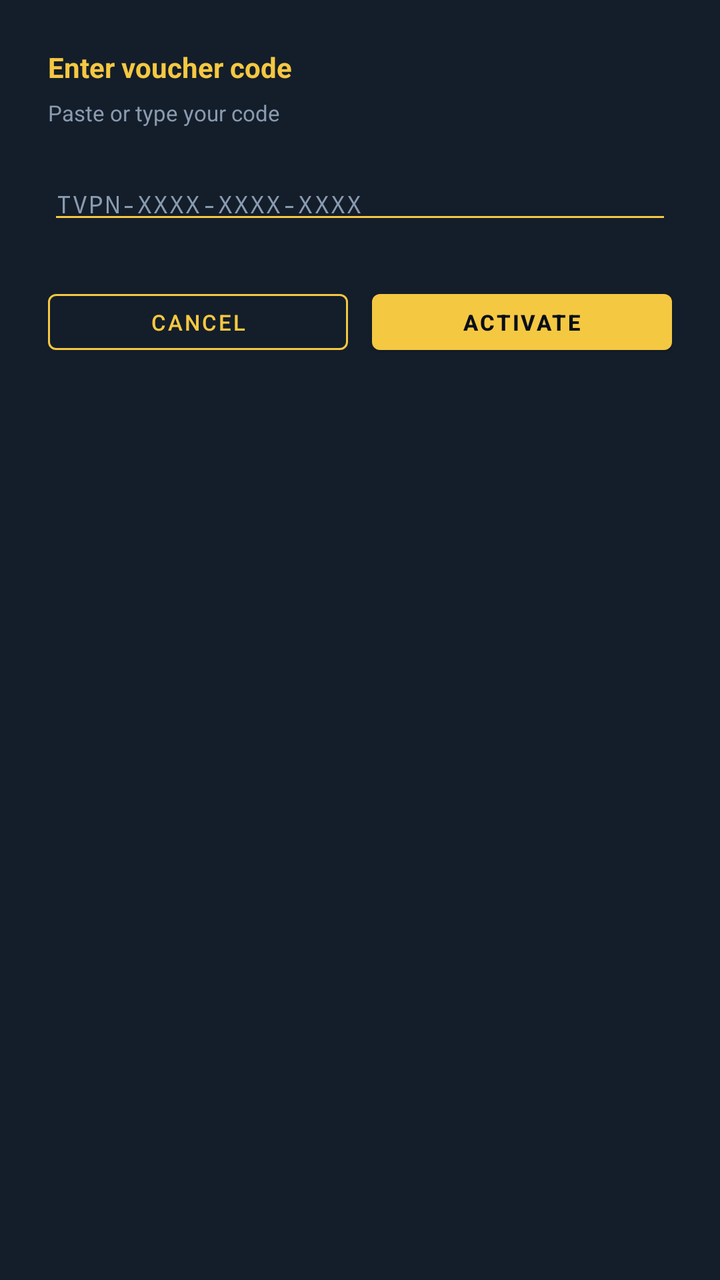
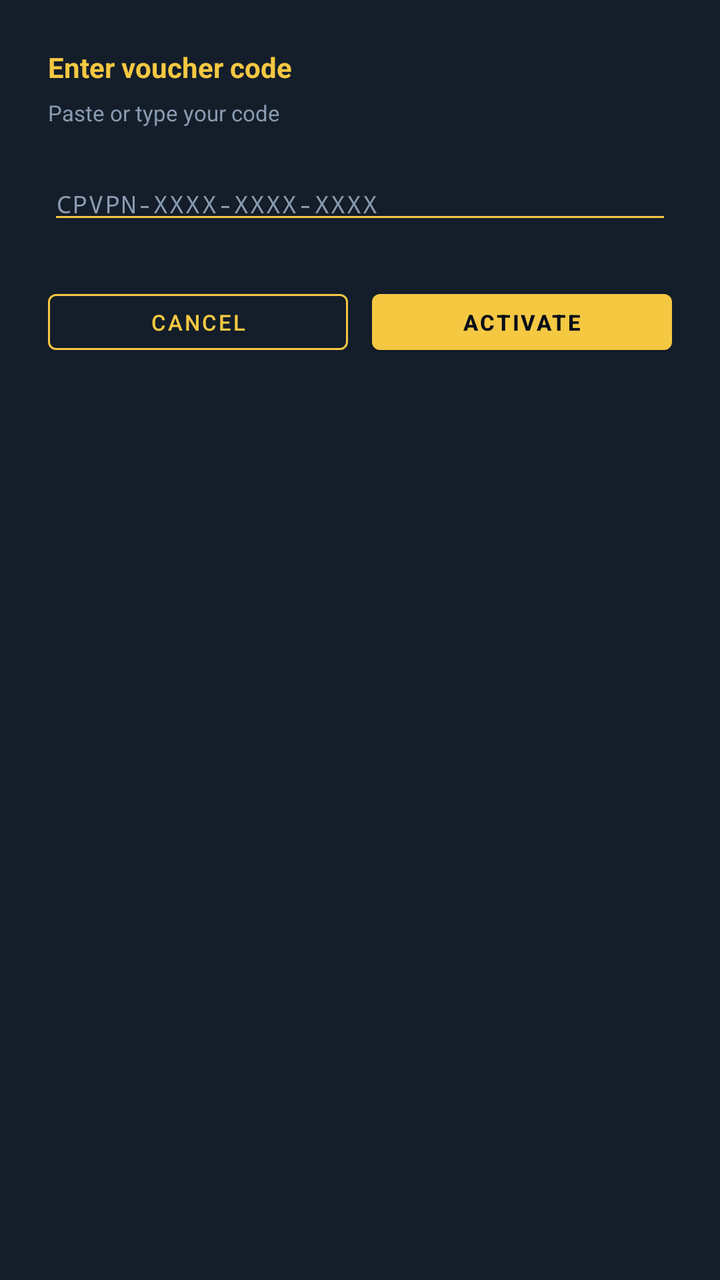

Before-and-after screenshots of an Android layout around one commit, followed by the original layout XML and the change that was made.
<!-- AndroidManifest.xml: application theme Theme.TTVPN -->
<!-- res/layout/voucher.xml -->
<?xml version="1.0" encoding="utf-8"?>
<LinearLayout xmlns:android="http://schemas.android.com/apk/res/android"
    xmlns:app="http://schemas.android.com/apk/res-auto"
    android:layout_width="match_parent"
    android:layout_height="wrap_content"
    android:background="@color/card_surface"
    android:orientation="vertical"
    android:padding="24dp">

    <TextView
        android:layout_width="match_parent"
        android:layout_height="wrap_content"
        android:text="@string/dialog_voucher_title"
        android:textColor="@color/brand_gold"
        android:textSize="14sp"
        android:textStyle="bold" />

    <TextView
        android:layout_width="match_parent"
        android:layout_height="wrap_content"
        android:layout_marginTop="6dp"
        android:text="@string/dialog_voucher_hint"
        android:textColor="@color/muted_label"
        android:textSize="11sp" />

    <EditText
        android:id="@+id/editVoucher"
        android:layout_width="match_parent"
        android:layout_height="wrap_content"
        android:layout_marginTop="20dp"
        android:autofillHints=""
        android:backgroundTint="@color/brand_gold"
        android:fontFamily="monospace"
        android:hint="TVPN-XXXX-XXXX-XXXX"
        android:imeOptions="actionDone"
        android:inputType="textCapCharacters|textNoSuggestions"
        android:letterSpacing="0.06"
        android:maxLines="1"
        android:textColor="@color/text_main"
        android:textColorHint="@color/muted_label"
        android:textSize="12sp" />

    <TextView
        android:id="@+id/txtError"
        android:layout_width="match_parent"
        android:layout_height="wrap_content"
        android:layout_marginTop="10dp"
        android:textColor="@color/state_red"
        android:textSize="11sp"
        android:visibility="gone" />

    <LinearLayout
        android:layout_width="match_parent"
        android:layout_height="wrap_content"
        android:layout_marginTop="24dp"
        android:orientation="horizontal">

        <com.google.android.material.button.MaterialButton
            android:id="@+id/btnCancel"
            style="@style/Widget.TTVPN.Button.Outlined"
            android:layout_width="0dp"
            android:layout_height="40dp"
            android:layout_weight="1"
            android:text="@string/dialog_voucher_cancel" />

        <com.google.android.material.button.MaterialButton
            android:id="@+id/btnSubmit"
            style="@style/Widget.TTVPN.Button.Primary"
            android:layout_width="0dp"
            android:layout_height="40dp"
            android:layout_marginStart="12dp"
            android:layout_weight="1"
            android:text="@string/dialog_voucher_submit" />
    </LinearLayout>
</LinearLayout>
<!-- resources referenced by this layout -->
<resources>
  <color name="brand_gold">#f5c842</color>
  <color name="card_surface">#141e2a</color>
  <color name="muted_label">#8a9bb0</color>
  <color name="state_red">#ff6b6b</color>
  <color name="text_main">#e8edf5</color>
  <string name="dialog_voucher_cancel">Cancel</string>
  <string name="dialog_voucher_hint">Paste or type your code</string>
  <string name="dialog_voucher_submit">Activate</string>
  <string name="dialog_voucher_title">Enter voucher code</string>
  <style name="Widget.TTVPN.Button.Outlined" parent="Widget.MaterialComponents.Button.OutlinedButton">
          <item name="strokeColor">@color/brand_gold</item>
          <item name="strokeWidth">1dp</item>
          <item name="android:textColor">@color/brand_gold</item>
          <item name="cornerRadius">4dp</item>
          <item name="android:textSize">11sp</item>
          <item name="android:minHeight">40dp</item>
      </style>
  <style name="Widget.TTVPN.Button.Primary" parent="Widget.MaterialComponents.Button">
          <item name="backgroundTint">@color/brand_gold</item>
          <item name="android:textColor">@color/bg_dark</item>
          <item name="cornerRadius">4dp</item>
          <item name="android:textSize">11sp</item>
          <item name="android:textStyle">bold</item>
          <item name="android:minHeight">40dp</item>
      </style>
  <style name="Theme.TTVPN" parent="Theme.MaterialComponents.NoActionBar">
          <item name="materialAlertDialogTheme">@style/ThemeOverlay.TTVPN.Dialog</item>
          <item name="android:alertDialogTheme">@style/ThemeOverlay.TTVPN.Dialog</item>
      </style>
  <color name="bg_dark">#0a0f18</color>
  <style name="ThemeOverlay.TTVPN.Dialog" parent="ThemeOverlay.MaterialComponents.MaterialAlertDialog">
          <item name="colorSurface">@color/panel_bg</item>
          <item name="colorOnSurface">@color/text_main</item>
          <item name="colorPrimary">@color/brand_gold</item>
          <item name="colorOnPrimary">@color/bg_dark</item>
          <item name="android:windowBackground">@drawable/bg_dialog_console</item>
          <item name="android:textColorPrimary">@color/text_main</item>
          <item name="android:textColorSecondary">@color/muted_label</item>
      </style>
  <color name="panel_bg">#0f1724</color>
  <!-- drawable bg_dialog_console (drawable) -->
  <?xml version="1.0" encoding="utf-8"?>
  <shape xmlns:android="http://schemas.android.com/apk/res/android"
      android:shape="rectangle">
      <solid android:color="@color/panel_bg" />
      <corners android:radius="12dp" />
      <stroke
          android:width="1dp"
          android:color="@color/border_outer" />
  </shape>
  <color name="border_outer">#2a3a4a</color>
</resources>

<!-- the commit's change to res/layout/voucher.xml (unified diff, before → after) -->
@@ -31,7 +31,7 @@
         android:autofillHints=""
         android:backgroundTint="@color/brand_gold"
         android:fontFamily="monospace"
-        android:hint="TVPN-XXXX-XXXX-XXXX"
+        android:hint="CPVPN-XXXX-XXXX-XXXX"
         android:imeOptions="actionDone"
         android:inputType="textCapCharacters|textNoSuggestions"
         android:letterSpacing="0.06"
